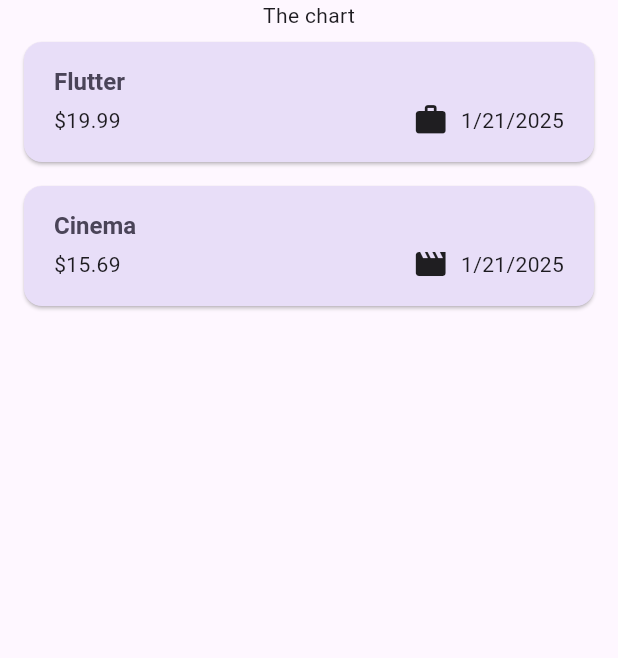
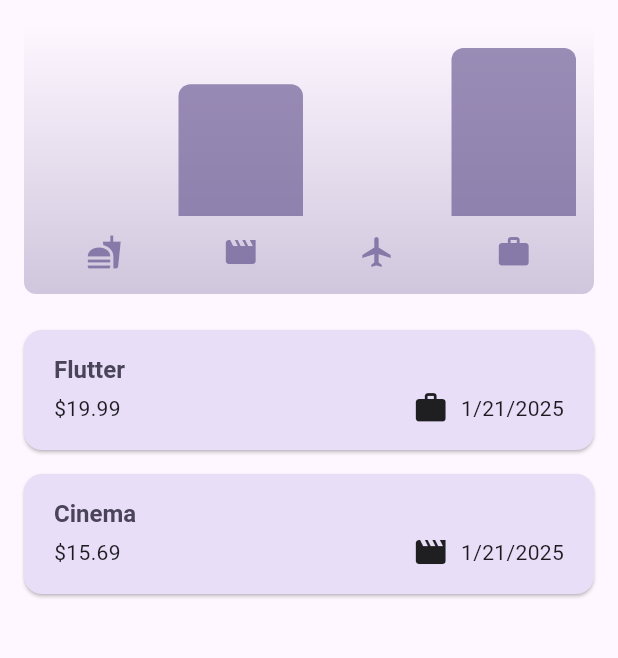
Before and after one commit to nhtthng/Tracker-App, a Flutter app: the screen it shows after launch, on a phone screen of 412 x 824 dp, the part 84-742 px from its top. Run offline on Flutter 3.47's test engine with Material 3 defaults, Android fonts, the phone set to English and light mode, and no system bars.

Commit message:
add chart

```diff
--- /dev/null
+++ b/lib/widgets/chart/chart.dart
@@ -0,0 +1,96 @@
+import 'package:flutter/material.dart';
+
+
+import 'package:tracker_app/widgets/chart/chart_bar.dart';
+import 'package:tracker_app/models/expense.dart';
+
+class Chart extends StatelessWidget {
+  const Chart({super.key, required this.expenses});
+
+  final List<Expense> expenses;
+
+  List<ExpenseBucket> get buckets {
+    return [
+      ExpenseBucket.forCategory(expenses, Category.food),
+      ExpenseBucket.forCategory(expenses, Category.leisure),
+      ExpenseBucket.forCategory(expenses, Category.travel),
+      ExpenseBucket.forCategory(expenses, Category.work),
+    ];
+  }
+
+  double get maxTotalExpense {
+    double maxTotalExpense = 0;
+
+    for (final bucket in buckets) {
+      if (bucket.totalExpenses > maxTotalExpense) {
+        maxTotalExpense = bucket.totalExpenses;
+      }
+    }
+
+    return maxTotalExpense;
+  }
+
+  @override
+  Widget build(BuildContext context) {
+    final isDarkMode =
+        MediaQuery.of(context).platformBrightness == Brightness.dark;
+    return Container(
+      margin: const EdgeInsets.all(16),
+      padding: const EdgeInsets.symmetric(
+        vertical: 16,
+        horizontal: 8,
+      ),
+      width: double.infinity,
+      height: 180,
+      decoration: BoxDecoration(
+        borderRadius: BorderRadius.circular(8),
+        gradient: LinearGradient(
+          colors: [
+            Theme.of(context).colorScheme.primary.withOpacity(0.3),
+            Theme.of(context).colorScheme.primary.withOpacity(0.0)
+          ],
+          begin: Alignment.bottomCenter,
+          end: Alignment.topCenter,
+        ),
+      ),
+      child: Column(
+        children: [
+          Expanded(
+            child: Row(
+              crossAxisAlignment: CrossAxisAlignment.end,
+              children: [
+                for (final bucket in buckets) // alternative to map()
+                  ChartBar(
+                    fill: bucket.totalExpenses == 0
+                        ? 0
+                        : bucket.totalExpenses / maxTotalExpense,
+                  )
+              ],
+            ),
+          ),
+          const SizedBox(height: 12),
+          Row(
+            children: buckets
+                .map(
+                  (bucket) => Expanded(
+                    child: Padding(
+                      padding: const EdgeInsets.symmetric(horizontal: 4),
+                      child: Icon(
+                        categoryIcons[bucket.category],
+                        color: isDarkMode
+                            ? Theme.of(context).colorScheme.secondary
+                            : Theme.of(context)
+                                .colorScheme
+                                .primary
+                                .withOpacity(0.7),
+                      ),
+                    ),
+                  ),
+                )
+                .toList(),
+          )
+        ],
+      ),
+    );
+  }
+}
--- /dev/null
+++ b/lib/widgets/chart/chart_bar.dart
@@ -0,0 +1,34 @@
+import 'package:flutter/material.dart';
+
+class ChartBar extends StatelessWidget {
+  const ChartBar({
+    super.key,
+    required this.fill,
+  });
+
+  final double fill;
+
+  @override
+  Widget build(BuildContext context) {
+    final isDarkMode =
+        MediaQuery.of(context).platformBrightness == Brightness.dark;
+    return Expanded(
+      child: Padding(
+        padding: const EdgeInsets.symmetric(horizontal: 4),
+        child: FractionallySizedBox(
+          heightFactor: fill,
+          child: DecoratedBox(
+            decoration: BoxDecoration(
+              shape: BoxShape.rectangle,
+              borderRadius:
+                  const BorderRadius.vertical(top: Radius.circular(8)),
+              color: isDarkMode
+                  ? Theme.of(context).colorScheme.secondary
+                  : Theme.of(context).colorScheme.primary.withOpacity(0.65),
+            ),
+          ),
+        ),
+      ),
+    );
+  }
+}
--- a/lib/widgets/expenses.dart
+++ b/lib/widgets/expenses.dart
@@ -1,4 +1,5 @@
 import 'package:flutter/material.dart';
+import 'package:tracker_app/widgets/chart/chart.dart';
 import 'package:tracker_app/widgets/expenses_list/expenses_list.dart';
 import 'package:tracker_app/models/expense.dart';
 import 'package:tracker_app/widgets/new_expense.dart';
@@ -65,7 +66,7 @@ class _ExpensesState extends State<Expenses> {
       ),
       body: Column(
         children:  [
-          const Text('The chart'),
+          Chart(expenses: _registeredExpense),
           Expanded(child: mainContent),
         ],
       ),
--- a/lib/widgets/expenses_list/expenses_item.dart
+++ b/lib/widgets/expenses_list/expenses_item.dart
@@ -29,6 +29,8 @@ class ExpenseItem extends StatelessWidget {
             )
           ],
         ),
-      ),);
+      ),
+
+      );
   }
 }
```
